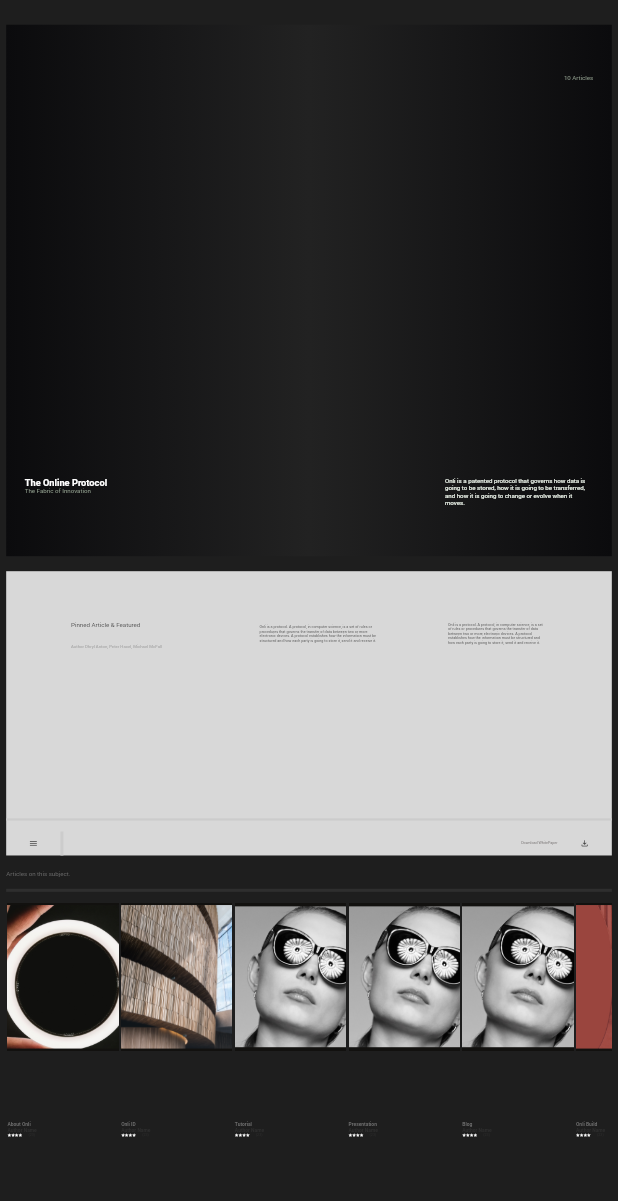
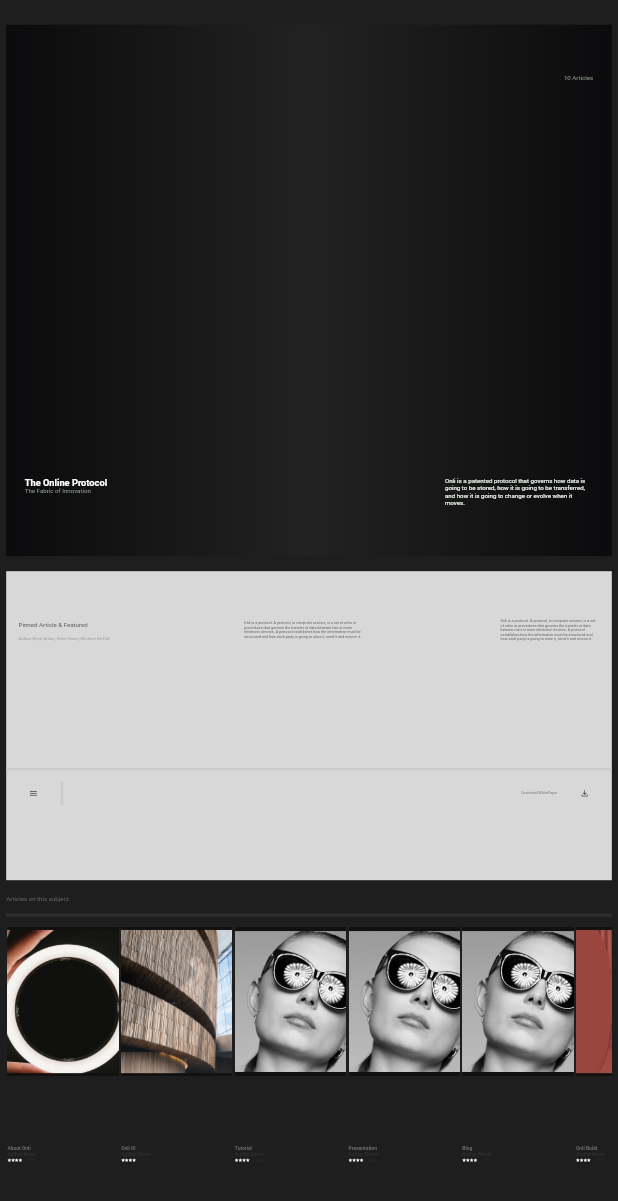
Before and after one commit to AliahmadRaza401/Onli-Studio-Desktop-Application, a Flutter app: the LearnBody widget shown alone on an empty page, opened directly, on a phone screen of 412 x 824 dp. Shown: the top 1201 px of the screen. Run offline on Flutter 3.47's test engine with Material 2 defaults, Android fonts, the phone set to English and light mode, and no system bars.

Commit message:
learn page

```diff
--- a/lib/Home/widgets/learn_body.dart
+++ b/lib/Home/widgets/learn_body.dart
@@ -112,21 +112,25 @@ class _LearnBodyState extends State<LearnBody> {
             ),
             // 2nd Coantianer
             Container(
-              height: dynamicHeight(context, .23),
+              height: dynamicHeight(context, .25),
               width: dynamicWidth(context, 1),
               color: Color(0xffD8D8D8),
               child: Column(
                 mainAxisAlignment: MainAxisAlignment.spaceBetween,
                 children: [
-                  Row(
-                    mainAxisAlignment: MainAxisAlignment.spaceEvenly,
+                  Container(
+                    padding: EdgeInsets.symmetric(
+                      horizontal: dynamicWidth(context, 0.02),
+                    ),
+                    child: Row(
+                      mainAxisAlignment: MainAxisAlignment.spaceBetween,
                       children: [
                         Container(
                           padding: EdgeInsets.symmetric(
                             // horizontal: dynamicWidth(context, 0.03),
                             vertical: dynamicHeight(context, 0.04),
                           ),
-                        width: dynamicWidth(context, 0.2),
+                          width: dynamicWidth(context, 0.15),
                           child: Column(
                             mainAxisAlignment: MainAxisAlignment.start,
                             crossAxisAlignment: CrossAxisAlignment.start,
@@ -138,7 +142,7 @@ class _LearnBodyState extends State<LearnBody> {
                                 Color(0xff333333),
                               ),
                               SizedBox(
-                              height: 10,
+                                height: 5,
                               ),
                               text(
                                 context,
@@ -178,6 +182,7 @@ class _LearnBodyState extends State<LearnBody> {
                           ),
                         ),
                       ],
+                    ),
                   ),
                   Container(
                     child: Column(
@@ -232,6 +237,9 @@ class _LearnBodyState extends State<LearnBody> {
                         ),
                       ],
                     ),
+                  ),
+                  SizedBox(
+                    height: 5,
                   ),
                 ],
               ),
```
Lines whose indentation alone changed are shown as unchanged.
